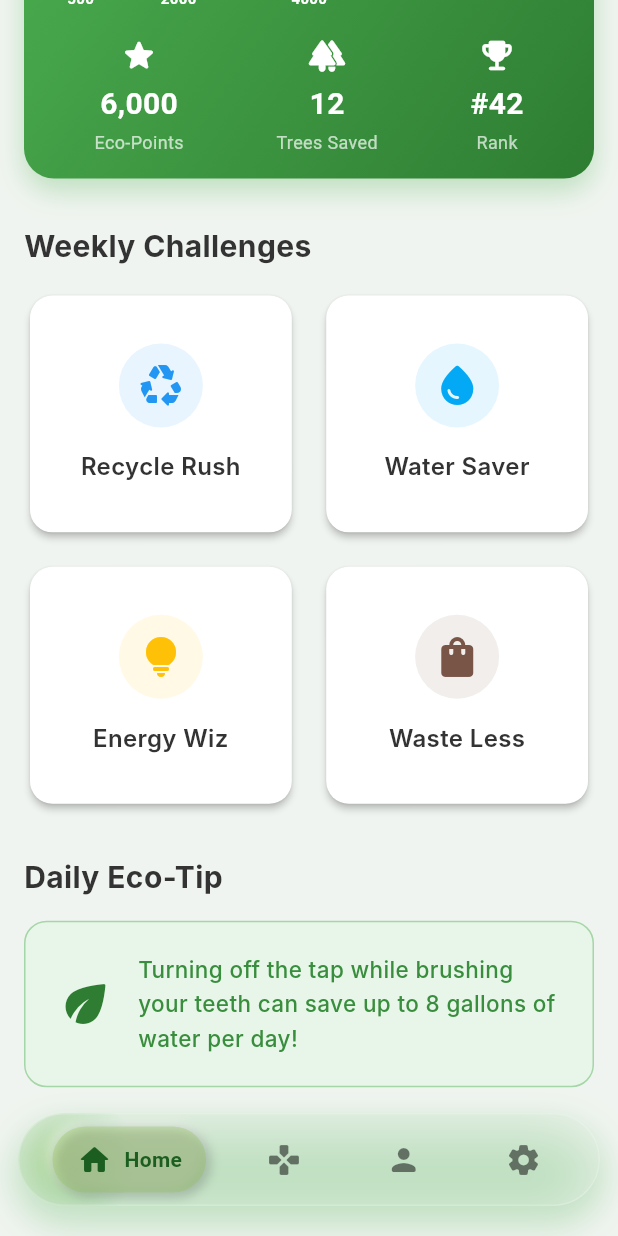
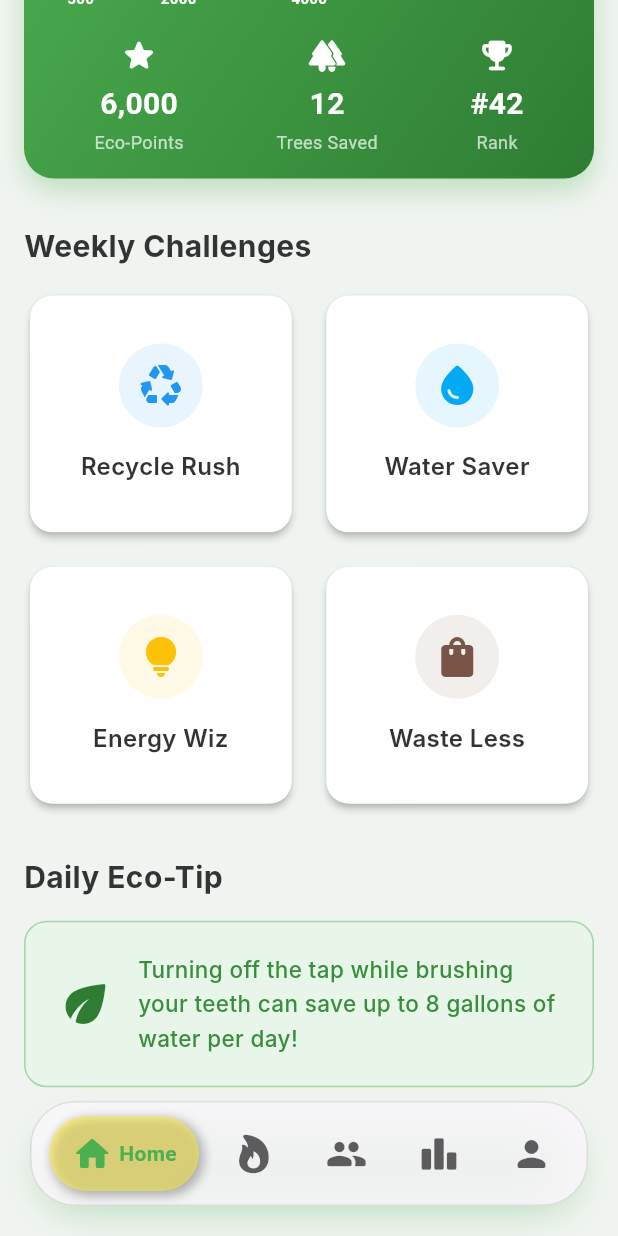
Before and after one commit to anshjast/siheco, a Flutter app: the EcoGamesHomePage screen opened by its route, scrolled down 237 dp, on a phone screen of 412 x 824 dp. Run offline on Flutter 3.47's test engine with Material 3 defaults, Android fonts, the phone set to English and light mode, and no system bars; drawn by our look-alikes of liquid_pull_to_refresh; our stand-ins replace animate_do, vibration; network calls fail; Roboto replaces fonts that are missing (Inter, Poppins).

Commit message:
home page redesign

```diff
--- a/lib/widgets/floating_nav_bar.dart
+++ b/lib/widgets/floating_nav_bar.dart
@@ -1,8 +1,9 @@
+import 'dart:ui';
+import 'package:flutter/cupertino.dart';
 import 'package:flutter/material.dart';
-import 'dart:ui';
+import 'package:flutter/services.dart';
 
-// A reusable floating navigation bar with an expanding "pill" animation.
-class FloatingNavBar extends StatelessWidget {
+class FloatingNavBar extends StatefulWidget {
   final int selectedIndex;
   final Function(int) onItemTapped;
 
@@ -12,104 +13,118 @@ class FloatingNavBar extends StatelessWidget {
     required this.onItemTapped,
   });
 
-  // A helper list to define the navigation items
+  @override
+  State<FloatingNavBar> createState() => _FloatingNavBarState();
+}
+
+class _FloatingNavBarState extends State<FloatingNavBar> {
+  // A helper list to define the new navigation items
   static const List<_NavBarItem> _items = [
     _NavBarItem(icon: Icons.home_rounded, label: 'Home'),
-    _NavBarItem(icon: Icons.games_rounded, label: 'Games'),
+    _NavBarItem(icon: CupertinoIcons.flame_fill, label: 'Challenges'),
+    _NavBarItem(icon: Icons.people_rounded, label: 'Community'),
+    _NavBarItem(icon: Icons.leaderboard_rounded, label: 'Leaderboard'),
     _NavBarItem(icon: Icons.person_rounded, label: 'Profile'),
-    _NavBarItem(icon: Icons.settings_rounded, label: 'Settings'),
-  ];
-
-  // A list of alignments to position the background gradient
-  static const List<Alignment> _gradientAlignments = [
-    Alignment(-0.85, 0),
-    Alignment(-0.28, 0),
-    Alignment(0.28, 0),
-    Alignment(0.85, 0),
   ];
 
   @override
   Widget build(BuildContext context) {
-    return Padding(
-      // Reduced horizontal padding to make the bar wider
-      padding: const EdgeInsets.symmetric(horizontal: 12.0, vertical: 20.0),
-      // This outer Container adds the drop shadow for a 3D effect.
+    return Stack(
+      alignment: Alignment.bottomCenter,
+      children: [
+        Positioned(
+          bottom: 20,
+          left: 20,
+          right: 20,
+          // This outer Container adds the drop shadow for the 3D effect.
           child: Container(
             decoration: BoxDecoration(
-          borderRadius: BorderRadius.circular(50.0),
+              borderRadius: BorderRadius.circular(30.0),
               boxShadow: [
                 BoxShadow(
                   color: Colors.green.withOpacity(0.3),
                   blurRadius: 20,
-              spreadRadius: 2,
+                  spreadRadius: -5,
                   offset: const Offset(0, 10),
                 ),
               ],
             ),
             child: ClipRRect(
-          borderRadius: BorderRadius.circular(50.0), // Fully rounded ends
+              borderRadius: BorderRadius.circular(30),
               child: BackdropFilter(
-            filter: ImageFilter.blur(sigmaX: 15.0, sigmaY: 15.0),
-            child: AnimatedContainer(
-              duration: const Duration(milliseconds: 400),
-              curve: Curves.easeInOut,
-              padding: const EdgeInsets.symmetric(horizontal: 10, vertical: 8),
+                filter: ImageFilter.blur(sigmaX: 15, sigmaY: 15),
+                child: Container(
+                  height: 70,
                   decoration: BoxDecoration(
-                // The RadialGradient is now more focused, creating a "glow"
-                // that follows the selection.
-                gradient: RadialGradient(
-                  center: _gradientAlignments[selectedIndex],
-                  radius: 1.0, // Reduced radius for a tighter glow
-                  colors: [
-                    Colors.lightGreen.withOpacity(0.4),
-                    Colors.green.withOpacity(0.0),
-                  ],
-                  stops: const [0.0, 0.8], // Sharpens the gradient's edge
+                    color: Theme.of(context).cardColor.withOpacity(0.75),
+                    borderRadius: BorderRadius.circular(30),
+                    border: Border.all(
+                      color: Theme.of(context).dividerColor.withOpacity(0.2),
                     ),
-                borderRadius: BorderRadius.circular(50.0),
-                border: Border.all(color: Colors.white.withOpacity(0.2)),
                   ),
                   child: Row(
-                // Distribute the items evenly across the wider bar
-                mainAxisAlignment: MainAxisAlignment.spaceAround,
+                    mainAxisAlignment: MainAxisAlignment.spaceEvenly,
+                    crossAxisAlignment: CrossAxisAlignment.center,
                     children: List.generate(_items.length, (index) {
                       final item = _items[index];
-                  final bool isSelected = selectedIndex == index;
-                  return _buildNavItem(item.icon, item.label, index, isSelected);
+                      return _buildBottomNavItem(
+                        context,
+                        index,
+                        item.icon,
+                        item.label,
+                      );
                     }),
                   ),
                 ),
               ),
             ),
           ),
+        ),
+      ],
     );
   }
 
-  // Helper widget to build each individual navigation button.
-  Widget _buildNavItem(IconData icon, String label, int index, bool isSelected) {
+  Widget _buildBottomNavItem(
+      BuildContext context,
+      int index,
+      IconData icon,
+      String label,
+      ) {
+    final bool isActive = widget.selectedIndex == index;
+
+    final color = isActive
+        ? Colors.green
+        : Theme.of(context).textTheme.bodySmall?.color?.withOpacity(0.7);
+
     return GestureDetector(
-      onTap: () => onItemTapped(index),
+      onTap: () {
+        HapticFeedback.lightImpact();
+        widget.onItemTapped(index);
+      },
       child: AnimatedContainer(
-        duration: const Duration(milliseconds: 350),
+        duration: const Duration(milliseconds: 300),
         curve: Curves.easeOut,
-        padding: const EdgeInsets.symmetric(horizontal: 16, vertical: 10),
+        // *** FIX: Reduced widths to prevent overflow with five items ***
+        width: isActive ? 100 : 50,
+        height: 50,
+        padding: const EdgeInsets.symmetric(horizontal: 8),
         decoration: BoxDecoration(
-          // A more complex decoration with shadows creates an "emboss" effect
-          // on the selected item.
-          color: isSelected ? Colors.lightGreen.withOpacity(0.3) : Colors.transparent,
-          borderRadius: BorderRadius.circular(30),
-          boxShadow: isSelected
+          color: isActive
+              ? Colors.yellow.withOpacity(0.50)
+              : Colors.transparent,
+          borderRadius: BorderRadius.circular(25),
+          boxShadow: isActive
               ? [
             // Top-left highlight for the emboss effect
             BoxShadow(
-              color: Colors.white.withOpacity(0.5),
+              color: Colors.white.withOpacity(0.8),
               blurRadius: 5,
               spreadRadius: 1,
               offset: const Offset(-2, -2),
             ),
             // Bottom-right shadow for the emboss effect
             BoxShadow(
-              color: Colors.black.withOpacity(0.2),
+              color: Colors.black.withOpacity(0.3),
               blurRadius: 5,
               spreadRadius: 1,
               offset: const Offset(2, 2),
@@ -118,35 +133,30 @@ class FloatingNavBar extends StatelessWidget {
               : [],
         ),
         child: Row(
+          mainAxisAlignment: MainAxisAlignment.center,
+          crossAxisAlignment: CrossAxisAlignment.center,
           children: [
-            Icon(
-              icon,
-              color: isSelected
-                  ? const Color(0xFF1B5E20) // Darker green for selected icon
-                  : Colors.black.withOpacity(0.5),
-              size: 24,
-            ),
-            // The AnimatedSize and ClipRect widgets create the smooth
-            // expanding and collapsing effect for the text label.
-            AnimatedSize(
-              duration: const Duration(milliseconds: 350),
-              curve: Curves.easeInOut,
-              child: ClipRect(
-                child: isSelected
-                    ? Padding(
-                  padding: const EdgeInsets.only(left: 8.0),
+            Icon(icon, color: color, size: 28),
+            if (isActive) ...[
+              const SizedBox(width: 4),
+              Flexible(
+                child: AnimatedOpacity(
+                  opacity: isActive ? 1.0 : 0.0,
+                  duration: const Duration(milliseconds: 200),
                   child: Text(
                     label,
-                    style: const TextStyle(
-                      color: Color(0xFF1B5E20), // Darker green for text
+                    style: TextStyle(
+                      color: color,
                       fontWeight: FontWeight.bold,
                       fontSize: 14,
                     ),
-                  ),
-                )
-                    : const SizedBox.shrink(),
+                    maxLines: 1,
+                    softWrap: false,
+                    overflow: TextOverflow.clip,
                   ),
                 ),
+              ),
+            ]
           ],
         ),
       ),
```
Lines whose indentation alone changed are shown as unchanged.
